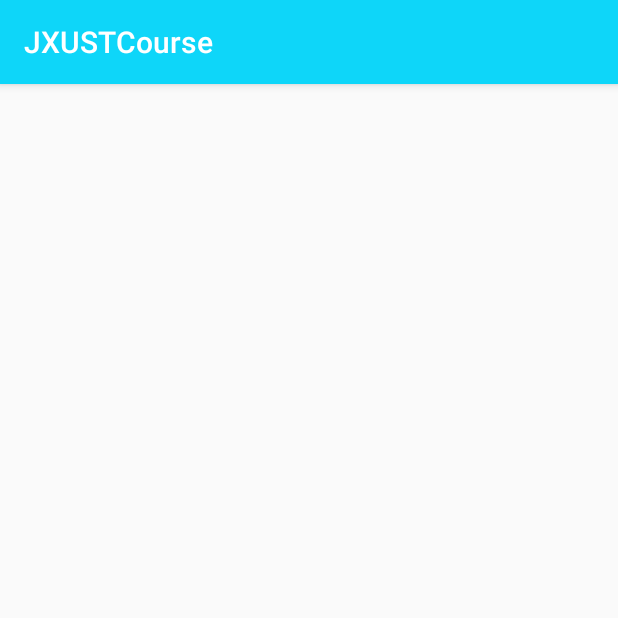
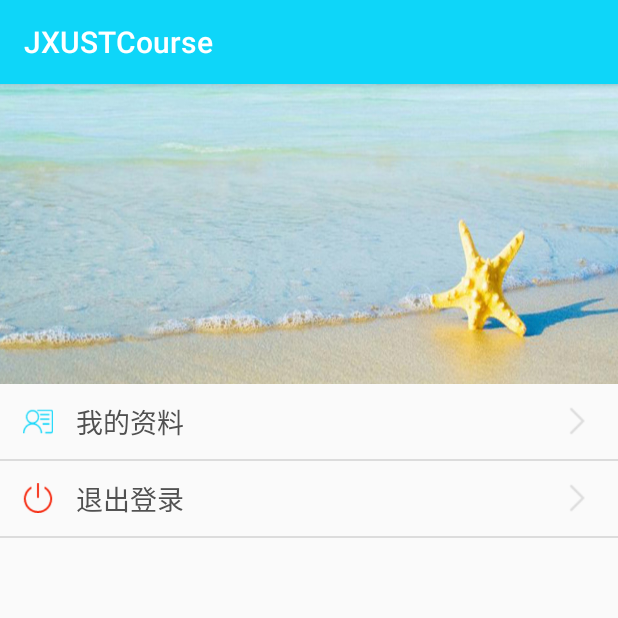
Before and after one commit to Simon986793021/JXUSTCourse, an Android app: the fragment MyFragment shown on its own in the app's theme, on a phone screen of 412 x 824 dp, the top half of it. Run offline under Robolectric (Android 15) with nearby library versions, the phone set to English and light mode, and no system bars; our stand-ins replace CircleImageView; libraries missing offline, so code that uses them is left out: com.avos.avoscloud.

Commit message:
退出登录与我的资料

```diff
--- a/app/src/main/AndroidManifest.xml
+++ b/app/src/main/AndroidManifest.xml
@@ -27,6 +27,8 @@
             android:screenOrientation="portrait"/>
         <activity android:name=".activity.RegisterActivity"
             android:screenOrientation="portrait"/>
+        <activity android:name=".activity.MyInfoActivity"
+            android:screenOrientation="portrait"/>
     </application>
 
 </manifest>
--- a/app/src/main/java/com/jxust/excellentcourse/fragment/MyFragment.java
+++ b/app/src/main/java/com/jxust/excellentcourse/fragment/MyFragment.java
@@ -1,23 +1,130 @@
 package com.jxust.excellentcourse.fragment;
 
 
+import android.app.AlertDialog;
 import android.app.Fragment;
+import android.content.Intent;
 import android.os.Bundle;
+import android.view.Gravity;
 import android.view.LayoutInflater;
 import android.view.View;
 import android.view.ViewGroup;
+import android.view.Window;
+import android.view.WindowManager;
+import android.widget.AdapterView;
+import android.widget.ListView;
+import android.widget.SimpleAdapter;
+import android.widget.TextView;
 
+import com.avos.avoscloud.AVUser;
 import com.jxust.excellentcourse.R;
+import com.jxust.excellentcourse.Utils.Utils;
+import com.jxust.excellentcourse.activity.MainActivity;
+import com.jxust.excellentcourse.activity.MyInfoActivity;
 import com.jxust.excellentcourse.base.BaseFragment;
+
+import java.util.ArrayList;
+import java.util.HashMap;
+import java.util.List;
+import java.util.Map;
 
 /**
  * A simple {@link Fragment} subclass.
  */
-public class MyFragment extends BaseFragment {
+public class MyFragment extends BaseFragment implements AdapterView.OnItemClickListener {
+    private ListView listView;
+
     @Override
     protected View initView(LayoutInflater inflater, ViewGroup container, Bundle savedInstanceState) {
-        View view=inflater.inflate(R.layout.fragment_my,container,false);
+        View view = inflater.inflate(R.layout.fragment_my, container, false);
+        listView = (ListView) view.findViewById(R.id.lv_fragment_my);
+        loadData();
+        listView.setOnItemClickListener(this);
         return view;
     }
 
+    private void loadData() {
+        SimpleAdapter adapter = new SimpleAdapter(mactivity, getData(), R.layout.item_fragment_my, new String[]{"left", "center", "right"}, new int[]{R.id.im_listview_left, R.id.tv_listview_center, R.id.im_listview_right});
+        listView.setAdapter(adapter);
+    }
+
+    public List<? extends Map<String, ?>> getData() {
+        List<Map<String, Object>> list = new ArrayList<>();
+        Map<String, Object> map = new HashMap<>();
+        map.put("left", R.drawable.myinfo);
+        map.put("center", "我的资料");
+        map.put("right", R.drawable.gogogo);
+        list.add(map);
+
+        map = new HashMap<>();
+        map.put("left", R.drawable.loginout);
+        map.put("center", "退出登录");
+        map.put("right", R.drawable.gogogo);
+        list.add(map);
+
+        return list;
+
+    }
+
+    @Override
+    public void onItemClick(AdapterView<?> parent, View view, int position, long id) {
+        switch (position) {
+            case 0:
+                if (Utils.isNetworkAvailable(mactivity))
+                {
+                    Intent intent=new Intent(mactivity,MyInfoActivity.class);
+                    startActivity(intent);
+                }
+                else {
+                    Utils.showNoNetToast(mactivity);
+                }
+                break;
+            case 1:
+                if (Utils.isNetworkAvailable(getActivity())) {
+                    quitDialog();
+                } else {
+                    Utils.showToast(getActivity(), "请检查网络");
+                }
+                break;
+            default:
+                break;
+        }
+    }
+
+    /*
+             退出登录  对话框
+              */
+    private void quitDialog() {
+        final AlertDialog quitDialog = new AlertDialog.Builder(getActivity()).create();
+        View view = LayoutInflater.from(getActivity()).inflate(R.layout.dialog_loginout, null, false);
+        quitDialog.show();
+                /*
+                 *  直接从xml设置dialog不能铺满整个宽度 ，通过以下代码设置
+                 */
+        Window window = quitDialog.getWindow();
+        window.getDecorView().setPadding(0, 0, 0, 0);
+        WindowManager.LayoutParams layoutParams = window.getAttributes();
+        layoutParams.width = WindowManager.LayoutParams.FILL_PARENT;
+        window.setAttributes(layoutParams);
+
+        quitDialog.setContentView(view);
+        quitDialog.getWindow().setGravity(Gravity.BOTTOM);
+
+        TextView logoutTextView = (TextView) view.findViewById(R.id.tv_logout);
+        TextView cancelTextView = (TextView) view.findViewById(R.id.tv_cancel);
+        logoutTextView.setOnClickListener(new View.OnClickListener() {
+            @Override
+            public void onClick(View v) {
+                quitDialog.cancel();
+                AVUser.getCurrentUser().logOut();
+                startActivity(new Intent(mactivity,MainActivity.class));
+            }
+        });
+        cancelTextView.setOnClickListener(new View.OnClickListener() {
+            @Override
+            public void onClick(View v) {
+                quitDialog.cancel();
+            }
+        });
+    }
 }
--- a/app/src/main/res/layout/fragment_my.xml
+++ b/app/src/main/res/layout/fragment_my.xml
@@ -1,9 +1,17 @@
 <LinearLayout xmlns:android="http://schemas.android.com/apk/res/android"
-    xmlns:tools="http://schemas.android.com/tools"
+    android:orientation="vertical"
     android:layout_width="match_parent"
-    android:layout_height="match_parent"
-    android:orientation="vertical"
-    tools:context="com.jxust.excellentcourse.fragment.MyFragment">
+    android:layout_height="match_parent">
 
+    <ImageView
+        android:id="@+id/imageView"
+        android:layout_width="match_parent"
+        android:layout_height="200dp"
+        android:background="@drawable/mybackground" />
 
+    <ListView
+        android:layout_width="match_parent"
+        android:layout_height="match_parent"
+        android:id="@+id/lv_fragment_my">
+    </ListView>
 </LinearLayout>
--- /dev/null
+++ b/app/src/main/res/layout/item_fragment_my.xml
@@ -0,0 +1,30 @@
+<?xml version="1.0" encoding="utf-8"?>
+<LinearLayout xmlns:android="http://schemas.android.com/apk/res/android"
+    android:orientation="horizontal"
+    android:layout_width="match_parent"
+    android:layout_height="50dp">
+    <ImageView
+        android:layout_width="20dp"
+        android:layout_height="20dp"
+        android:id="@+id/im_listview_left"
+        android:layout_marginLeft="15dp"
+        android:layout_gravity="center_vertical"
+        />
+    <TextView
+        android:layout_width="0dp"
+        android:textSize="18sp"
+        android:layout_marginLeft="15dp"
+        android:layout_height="match_parent"
+        android:layout_weight="1"
+        android:id="@+id/tv_listview_center"
+        android:textColor="@color/common_text_color"
+        android:gravity="center_vertical"
+        android:layout_gravity="center_vertical"/>
+    <ImageView
+        android:layout_width="25dp"
+        android:layout_height="25dp"
+        android:id="@+id/im_listview_right"
+        android:layout_gravity="center_vertical"
+        android:layout_marginRight="15dp"
+        />
+</LinearLayout>
--- a/app/src/main/res/values/colors.xml
+++ b/app/src/main/res/values/colors.xml
@@ -15,4 +15,6 @@
     <color name="input_bg">#fff</color>
     <color name="view_line">#ccc</color>
     <color name="hint_color">#ffdddddd</color>
+    <color name="common_text_color">#515151</color>
+    <color name="userinfo_bg">#eee</color>
 </resources>
```
Also changed, not shown: app/src/main/java/com/jxust/excellentcourse/activity/MainActivity.java (+12 -4 lines), app/src/main/java/com/jxust/excellentcourse/activity/MyInfoActivity.java (added, +68 -0 lines), app/src/main/res/layout/activity_my_info.xml (added, +101 -0 lines), app/src/main/res/layout/dialog_loginout.xml (added, +42 -0 lines), app/src/main/res/drawable/gogogo.png (added), app/src/main/res/drawable/like.png (added), app/src/main/res/drawable/loginout.png (added), app/src/main/res/drawable/mybackground.png (added), app/src/main/res/drawable/myinfo.png (added), app/src/main/res/drawable/phonenum.png (added), app/src/main/res/drawable/username.png (added).
